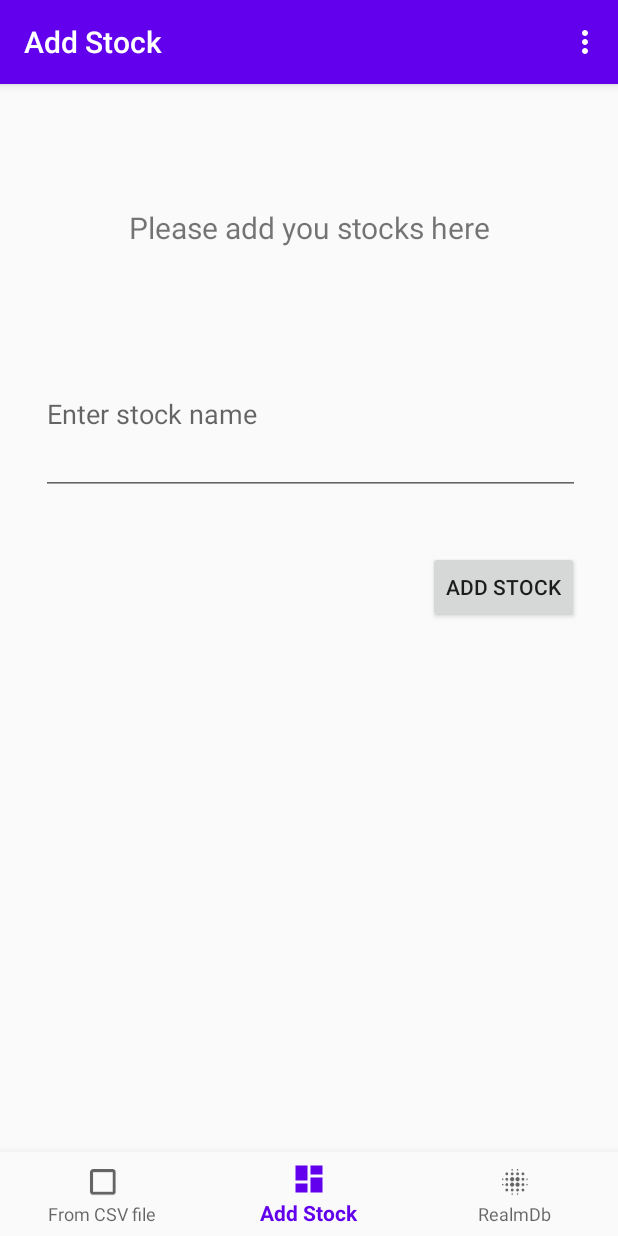
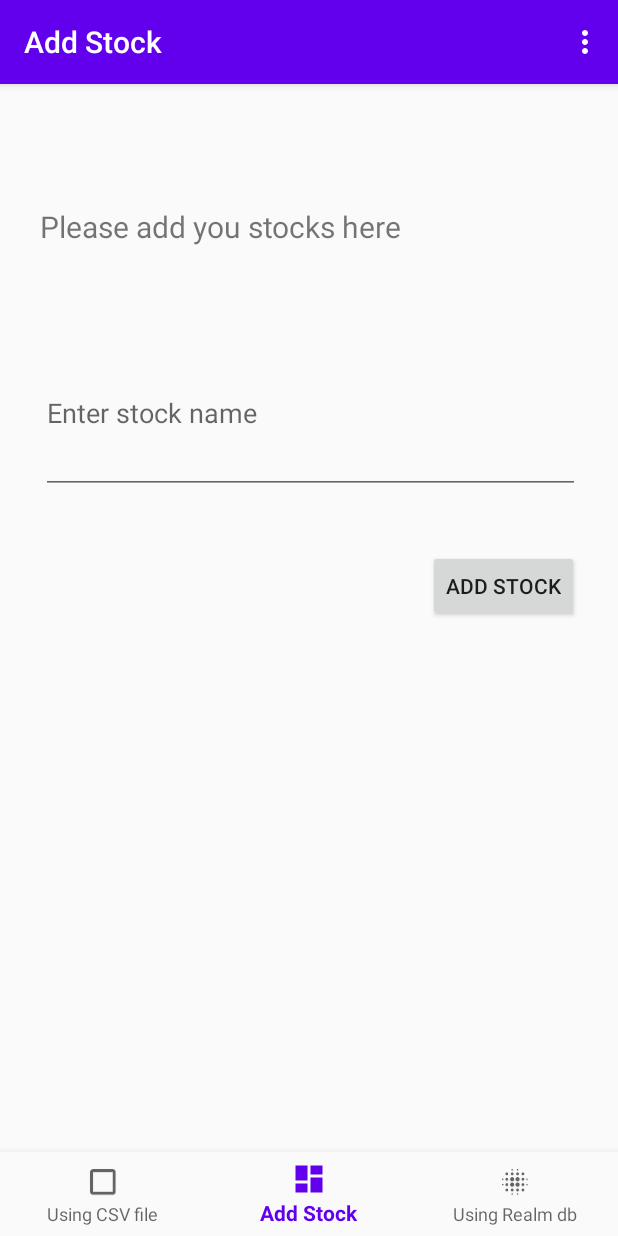
Before and after one commit to narottamgoyal/AndroidProjects, an Android app: the AddStockFragment screen opened through its navigation route, on a phone screen of 412 x 824 dp. Run offline under Robolectric (Android 15) with nearby library versions, the phone set to English and light mode, and no system bars; our stand-ins replace navigation-ui; libraries missing offline, so code that uses them is left out: io.realm; network calls fail; 1 statement that could not run was skipped.

Commit message:
Modified   PortfolioManager/README.md Modified   PortfolioManager/app/src/main/res/layout/fragment_add_stock.xml Modified   PortfolioManager/app/src/main/res/values/strings.xml

```diff
--- a/PortfolioManager/app/src/main/res/layout/fragment_add_stock.xml
+++ b/PortfolioManager/app/src/main/res/layout/fragment_add_stock.xml
@@ -13,13 +13,14 @@
         android:layout_marginStart="8dp"
         android:layout_marginTop="8dp"
         android:layout_marginEnd="8dp"
-        android:textAlignment="center"
+        android:textAlignment="viewStart"
         android:textSize="20sp"
         app:layout_constraintBottom_toBottomOf="parent"
         app:layout_constraintEnd_toEndOf="parent"
+        app:layout_constraintHorizontal_bias="0.486"
         app:layout_constraintStart_toStartOf="parent"
         app:layout_constraintTop_toTopOf="parent"
-        app:layout_constraintVertical_bias="0.027" />
+        app:layout_constraintVertical_bias="0.026" />
 
     <EditText
         android:id="@+id/addStockInputText"
--- a/PortfolioManager/app/src/main/res/values/strings.xml
+++ b/PortfolioManager/app/src/main/res/values/strings.xml
@@ -1,12 +1,12 @@
 <resources>
     <string name="app_name">PortfolioManager</string>
-    <string name="csv_file">From CSV file</string>
+    <string name="csv_file">Using CSV file</string>
     <string name="enter_stock_name">Enter stock name</string>
     <string name="update_stock_name">Update stock name</string>
     <string name="add_stock">Add Stock</string>
-    <string name="title_RealmDb_List">RealmDb</string>
+    <string name="title_RealmDb_List">Using Realm db</string>
     <string name="stockNameHeader">Stock Name</string>
-    <string name="dateHeader">Date</string>
-    <string name="stockCount">Count</string>
+    <string name="dateHeader">Purchased Date</string>
+    <string name="stockCount">Quantity</string>
     <string name="stockAction">Action</string>
 </resources>
```
Also changed, not shown: 1 other file.
